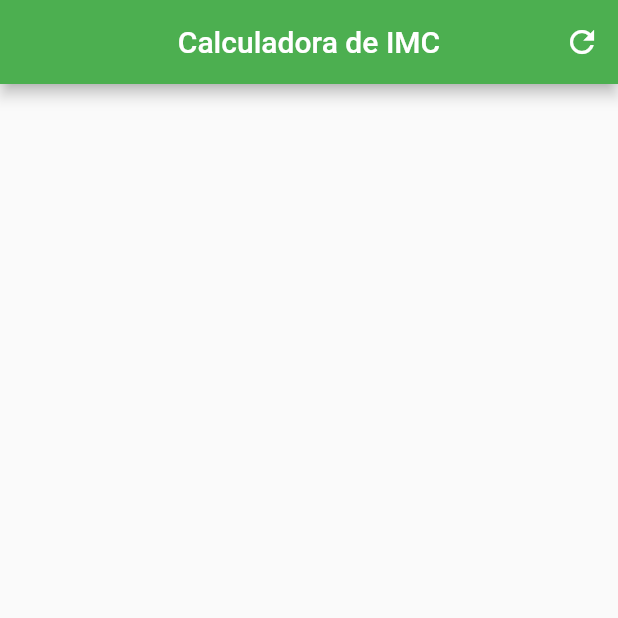
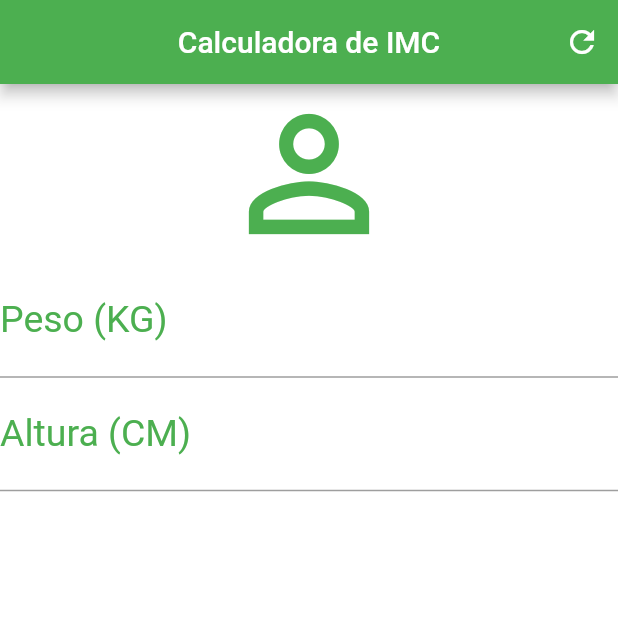
Before and after one commit to edumoreira1506/imc-calculator-flutter, a Flutter app: the screen it shows after launch, on a phone screen of 412 x 824 dp, the top half of it. Run offline on Flutter 3.47's test engine with Material 2 defaults, Android fonts, the phone set to English and light mode, and no system bars.

Commit message:
Add text field widget

```diff
--- a/lib/src/screens/home.dart
+++ b/lib/src/screens/home.dart
@@ -1,6 +1,8 @@
 import 'package:flutter/material.dart';
 import 'package:flutter/widgets.dart';
 import 'package:imc_calculator/src/widgets/header.dart';
+import 'package:imc_calculator/src/widgets/input.dart';
+import 'package:imc_calculator/src/widgets/user_icon.dart';
 
 class Home extends StatefulWidget {
   @override
@@ -11,7 +13,16 @@ class _HomeState extends State<Home> {
   @override
   Widget build(BuildContext context) {
     return Scaffold(
-      appBar: Header(() {})
+      appBar: Header(() {}),
+      backgroundColor: Colors.white,
+      body: Column(
+        crossAxisAlignment: CrossAxisAlignment.stretch,
+        children: <Widget>[
+          UserIcon(),
+          Input(TextInputType.number, 'Peso (KG)'),
+          Input(TextInputType.number, 'Altura (CM)'),
+        ],
+      )
     );
   }
 }
--- /dev/null
+++ b/lib/src/widgets/input.dart
@@ -0,0 +1,27 @@
+import 'package:flutter/material.dart';
+import 'package:flutter/widgets.dart';
+
+class Input extends StatelessWidget {
+  final TextInputType type;
+  final String labelText;
+
+  Input(this.type, this.labelText);
+
+  @override
+  Widget build(BuildContext context) {
+    return TextField(
+      keyboardType: type,
+      decoration: InputDecoration(
+        labelText: this.labelText,
+        labelStyle: TextStyle(
+          color: Colors.green
+        )
+      ),
+      textAlign: TextAlign.center,
+      style: TextStyle(
+        color: Colors.green,
+        fontSize: 25
+      ),
+    );
+  }
+}
--- /dev/null
+++ b/lib/src/widgets/user_icon.dart
@@ -0,0 +1,13 @@
+import 'package:flutter/material.dart';
+import 'package:flutter/widgets.dart';
+
+class UserIcon extends StatelessWidget {
+  @override
+  Widget build(BuildContext context) {
+    return Icon(
+      Icons.person_outline,
+      size: 120.0,
+      color: Colors.green
+    );
+  }
+}
```
